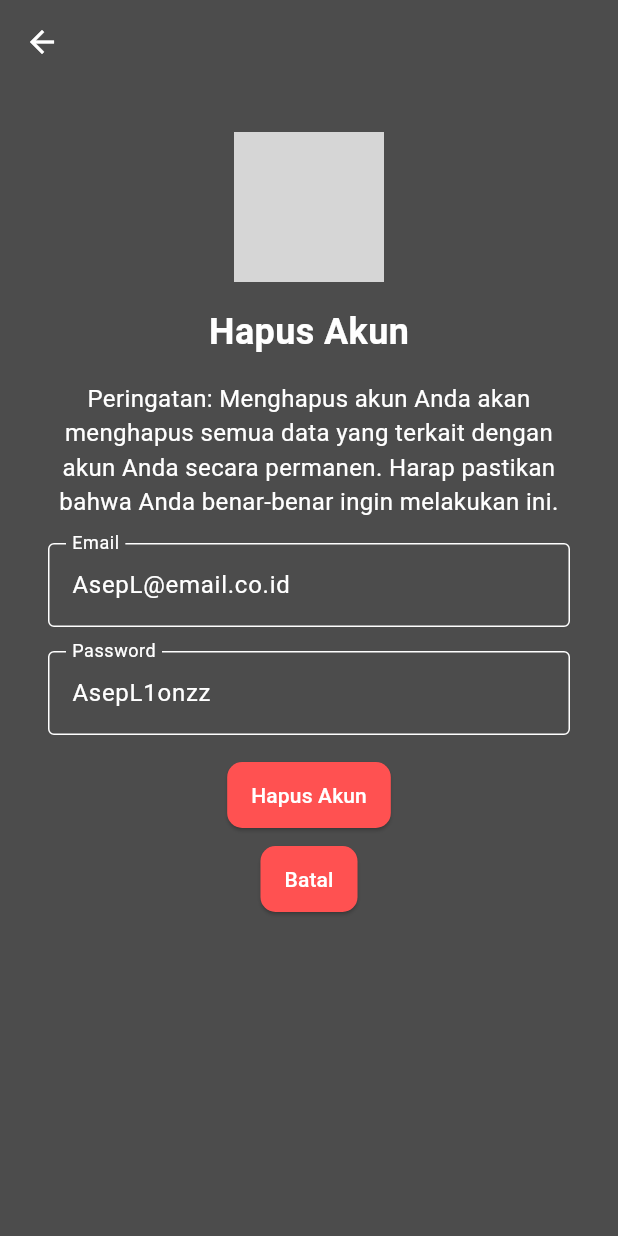
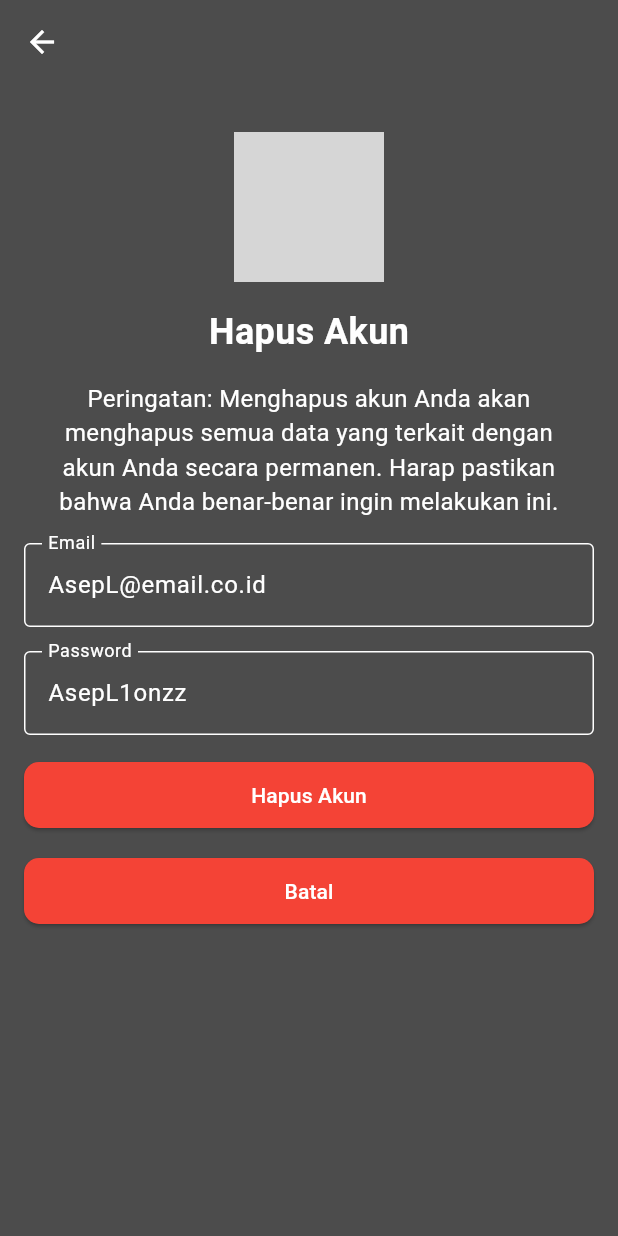
Before and after one commit to Dafrisu/TUBES_PPB, a Flutter app: the profileSettings screen opened directly, after a tap on "Hapus Akun", on a phone screen of 412 x 824 dp. Run offline on Flutter 3.47's test engine with Material 3 defaults, Android fonts, the phone set to English and light mode, and no system bars; our stand-ins replace expandable_text, flutter_carousel_widget, google_fonts, timelines; network calls fail; grey boxes are pictures that could not be loaded.

Commit message:
Fixing structure and changing some settings

```diff
--- a/lib/account_deletion.dart
+++ b/lib/account_deletion.dart
@@ -66,61 +66,77 @@ class _AccountDeletionState extends State<AccountDeletion> {
               ),
             ),
             const SizedBox(height: 16.0),
-            _buildTextFormField(userData["email"], 'Email'),
+            SizedBox(
+              width: double.infinity,
+              child: TextFormField(
+                initialValue: userData["email"],
+                style: const TextStyle(color: Colors.white),
+                decoration: InputDecoration(
+                  labelText: 'Email',
+                  labelStyle: const TextStyle(color: Colors.white),
+                  border: const OutlineInputBorder(),
+                  enabledBorder: const OutlineInputBorder(
+                    borderSide: BorderSide(color: Colors.white),
+                  ),
+                ),
+              ),
+            ),
             const SizedBox(height: 16.0),
-            _buildTextFormField(userData["password"], 'Password'),
+            SizedBox(
+              width: double.infinity,
+              child: TextFormField(
+                initialValue: userData["password"],
+                style: const TextStyle(color: Colors.white),
+                decoration: InputDecoration(
+                  labelText: 'Password',
+                  labelStyle: const TextStyle(color: Colors.white),
+                  border: const OutlineInputBorder(),
+                  enabledBorder: const OutlineInputBorder(
+                    borderSide: BorderSide(color: Colors.white),
+                  ),
+                ),
+              ),
+            ),
             const SizedBox(height: 16.0),
-            Column(
-              children: [
-                _buildButton('Hapus Akun', () {
+            SizedBox(
+              width: double.infinity,
+              child: ElevatedButton(
+                onPressed: () {
                   // Handle account deletion logic here
                   Navigator.pop(context);
-                }),
-                const SizedBox(height: 8.0),
-                _buildButton('Batal', () {
+                },
+                style: ElevatedButton.styleFrom(
+                  backgroundColor: Colors.red,
+                  padding: const EdgeInsets.symmetric(vertical: 12),
+                  foregroundColor: Colors.white,
+                  shape: RoundedRectangleBorder(
+                    borderRadius: BorderRadius.circular(10),
+                  ),
+                ),
+                child: const Text('Hapus Akun'),
+              ),
+            ),
+            const SizedBox(height: 16.0),
+            SizedBox(
+              width: double.infinity,
+              child: ElevatedButton(
+                onPressed: () {
                   Navigator.pop(context);
-                }),
-              ],
-            ),
+                },
+                style: ElevatedButton.styleFrom(
+                  padding: const EdgeInsets.symmetric(vertical: 12),
+                  backgroundColor: Colors.red,
+                  foregroundColor: Colors.white,
+                  shape: RoundedRectangleBorder(
+                    borderRadius: BorderRadius.circular(10),
+                  ),
+                ),
+                child: const Text('Batal'),
+              ),
+            )
           ],
         ),
       ),
     );
   }
-
-  Widget _buildTextFormField(String initialValue, String labelText) {
-    return Padding(
-      padding: const EdgeInsets.symmetric(horizontal: 16.0),
-      child: TextFormField(
-        initialValue: initialValue,
-        style: const TextStyle(color: Colors.white),
-        decoration: InputDecoration(
-          labelText: labelText,
-          labelStyle: const TextStyle(color: Colors.white),
-          border: const OutlineInputBorder(),
-          enabledBorder: const OutlineInputBorder(
-            borderSide: BorderSide(color: Colors.white),
-          ),
-          focusedBorder: const OutlineInputBorder(
-            borderSide: BorderSide(color: Colors.white),
-          ),
-        ),
-      ),
-    );
-  }
-
-  Widget _buildButton(String text, VoidCallback onPressed) {
-    return ElevatedButton(
-      onPressed: onPressed,
-      style: ElevatedButton.styleFrom(
-        backgroundColor: const Color(0xFFFF5151),
-        foregroundColor: Colors.white,
-        padding: const EdgeInsets.symmetric(vertical: 12, horizontal: 16),
-        shape: RoundedRectangleBorder(
-          borderRadius: BorderRadius.circular(10),
-        ),
-      ),
-      child: Text(text),
-    );
-  }
 }
--- a/lib/edit_profile.dart
+++ b/lib/edit_profile.dart
@@ -1,20 +1,17 @@
 import 'package:flutter/material.dart';
-
 
 // ignore: camel_case_types
 class editProfile extends StatefulWidget {
   const editProfile({super.key});
 
   @override
-
   // ignore: library_private_types_in_public_api
   _editProfileState createState() => _editProfileState();
 }
 
-
 // ignore: camel_case_types
 class _editProfileState extends State<editProfile> {
-   Map<String, dynamic> userData = {
+  Map<String, dynamic> userData = {
     "id": "109238",
     "fullName": "Asep Lengkap",
     "email": "AsepL@email.co.id",
@@ -37,16 +34,40 @@ class _editProfileState extends State<editProfile> {
           crossAxisAlignment: CrossAxisAlignment.center,
           children: [
             const SizedBox(height: 20),
-            Center(
-              child: CircleAvatar(
-                radius: 60,
-                backgroundImage: NetworkImage(userData["profileImageUrl"]),
-              ),
+            Stack(
+              children: [
+                CircleAvatar(
+                  radius: 60,
+                  backgroundImage: NetworkImage(userData["profileImageUrl"]),
+                ),
+                Positioned(
+                  bottom: 0,
+                  right: 0,
+                  child: GestureDetector(
+                    onTap: () {
+                      // Handle profile image change logic here
+                    },
+                    child: Container(
+                      padding: const EdgeInsets.all(8.0),
+                      decoration: BoxDecoration(
+                        color: Colors.green,
+                        borderRadius: BorderRadius.circular(20.0),
+                      ),
+                      child: const Icon(
+                        Icons.edit,
+                        color: Colors.white,
+                        size: 16.0,
+                      ),
+                    ),
+                  ),
+                ),
+              ],
             ),
             const SizedBox(height: 20),
             Expanded(
               child: ListView(
                 children: [
+                  // Rest of the TextFormField widgets
                   TextFormField(
                     controller:
                         TextEditingController(text: userData["fullName"]),
--- a/lib/profile_settings.dart
+++ b/lib/profile_settings.dart
@@ -37,21 +37,6 @@ class profileSettings extends StatelessWidget {
           crossAxisAlignment: CrossAxisAlignment.center,
           children: [
             const SizedBox(height: 20),
-            UserProfileSection(),
-            const SizedBox(height: 20),
-            Center(
-              child: SettingsOptions(context),
-            ),
-          ],
-        ),
-      ),
-    );
-  }
-
-  // ignore: non_constant_identifier_names
-  Widget UserProfileSection() {
-    return Column(
-      children: [
             CircleAvatar(
               radius: 60,
               backgroundImage: NetworkImage(userData["profileImageUrl"]),
@@ -70,16 +55,9 @@ class profileSettings extends StatelessWidget {
               userData["email"],
               style: const TextStyle(fontSize: 16, color: Colors.black),
             ),
-      ],
-    );
-  }
-
-  // ignore: non_constant_identifier_names
-  Widget SettingsOptions(BuildContext context) {
-    return Column(
-      children: [
+            const SizedBox(height: 20),
             SizedBox(
-          width: 375, // 75 pixels width
+              width: 375,
               child: ElevatedButton.icon(
                 onPressed: () {
                   // Navigate to EditProfile screen
@@ -95,7 +73,6 @@ class profileSettings extends StatelessWidget {
                   shape: RoundedRectangleBorder(
                     borderRadius: BorderRadius.circular(10),
                   ),
-              minimumSize: const Size.fromHeight(50), // 50 pixels height
                 ),
                 icon: const Icon(Icons.person),
                 label: const Text('Pengaturan akun'),
@@ -103,7 +80,7 @@ class profileSettings extends StatelessWidget {
             ),
             const SizedBox(height: 16),
             SizedBox(
-          width: 375, // 75 pixels width
+              width: 375,
               child: ElevatedButton.icon(
                 onPressed: () {
                   // Handle logout functionality
@@ -115,7 +92,6 @@ class profileSettings extends StatelessWidget {
                   shape: RoundedRectangleBorder(
                     borderRadius: BorderRadius.circular(10),
                   ),
-              minimumSize: const Size.fromHeight(50), // 50 pixels height
                 ),
                 icon: const Icon(Icons.exit_to_app),
                 label: const Text('Sign Out'),
@@ -123,7 +99,7 @@ class profileSettings extends StatelessWidget {
             ),
             const SizedBox(height: 16),
             SizedBox(
-          width: 375, // 75 pixels width
+              width: 375,
               child: ElevatedButton.icon(
                 onPressed: () {
                   // Handle account deletion
@@ -139,13 +115,14 @@ class profileSettings extends StatelessWidget {
                   shape: RoundedRectangleBorder(
                     borderRadius: BorderRadius.circular(10),
                   ),
-              minimumSize: const Size.fromHeight(50), // 50 pixels height
                 ),
                 icon: const Icon(Icons.delete),
                 label: const Text('Hapus Akun'),
               ),
             ),
           ],
+        ),
+      ),
     );
   }
 }
```
Lines whose indentation alone changed are shown as unchanged.
